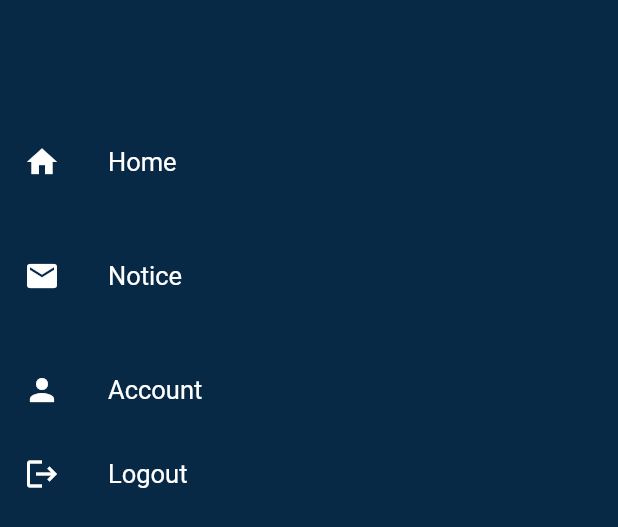
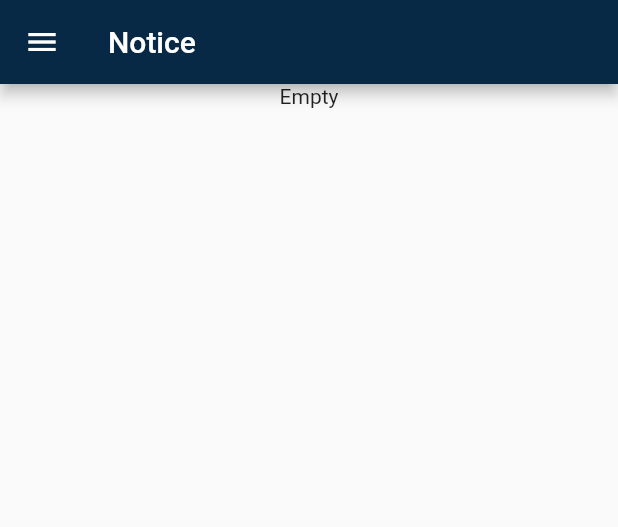
Before and after one commit to ratshikuni/reddam, a Flutter app: the MainNavigationDrawer widget shown alone on an empty page, opened directly, after a tap on "Notice", on a phone screen of 412 x 824 dp. Shown: the top 527 px of the screen. Run offline on Flutter 3.47's test engine with Material 2 defaults, Android fonts, the phone set to English and light mode, and no system bars; our stand-ins replace file_picker.

Commit message:
Added notice Screen and updated Navigation Drawer

```diff
--- /dev/null
+++ b/lib/screens/Notice.dart
@@ -0,0 +1,25 @@
+import 'package:app/screens/main_navigation_drawer.dart';
+import 'package:flutter/material.dart';
+
+class NoticeScreen extends StatefulWidget {
+  NoticeScreen({Key? key}) : super(key: key);
+
+  @override
+  State<NoticeScreen> createState() => _NoticeScreenState();
+}
+
+class _NoticeScreenState extends State<NoticeScreen> {
+  @override
+  Widget build(BuildContext context) {
+    return Scaffold(
+      appBar: AppBar(
+        title: Text("Notice"),
+        backgroundColor: Color.fromARGB(255, 7, 41, 69),
+      ),
+      drawer: Drawer(
+        child: MainNavigationDrawer(),
+      ),
+      body: Center(child: Column(children: [Text("Empty")])),
+    );
+  }
+}
```
Also changed, not shown: lib/screens/main_navigation_drawer.dart (+15 -3 lines).
